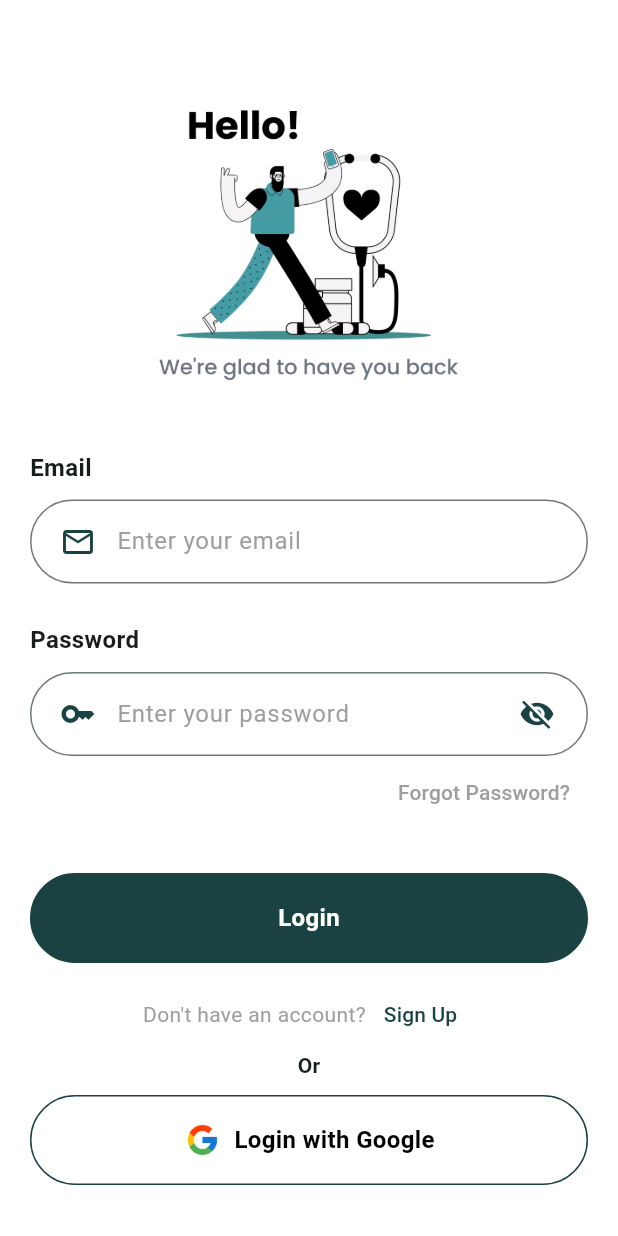
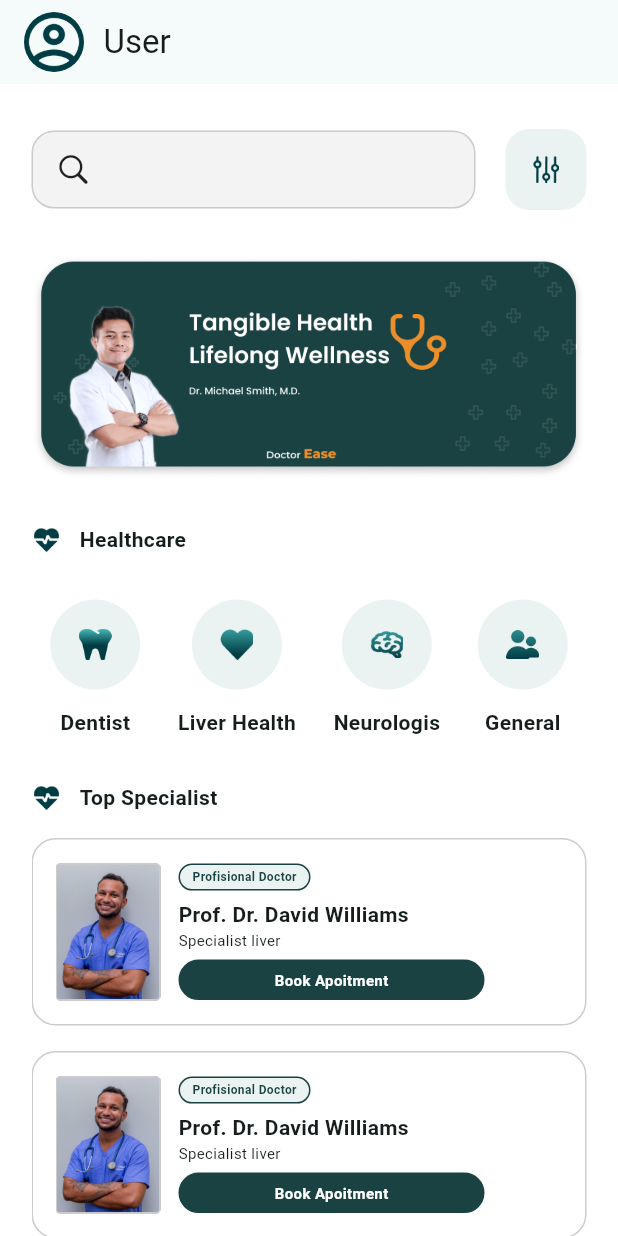
Before and after one commit to Veloxium/doctor_ease, a Flutter app: the screen it shows after launch, on a phone screen of 412 x 824 dp. Run offline on Flutter 3.47's test engine with Material 3 defaults, Android fonts, the light colour scheme and no system bars; our stand-ins replace get.

Commit message:
feat: homepage

```diff
--- a/lib/components/button/cbutton.dart
+++ b/lib/components/button/cbutton.dart
@@ -7,8 +7,11 @@ class CustomButton extends StatelessWidget {
       required this.label,
       this.onPressed,
       this.background,
+      this.fontsize = 16.0,
       this.textColor,
       this.borderColor,
+      this.width = double.infinity,
+      this.height = 60.0,
       this.iconImage});
   final String label;
   final VoidCallback? onPressed;
@@ -16,6 +19,10 @@ class CustomButton extends StatelessWidget {
   final Color? textColor;
   final Color? borderColor;
   final String? iconImage;
+  final double height;
+  final double fontsize;
+
+  final double width;
 
   @override
   Widget build(BuildContext context) {
@@ -23,8 +30,8 @@ class CustomButton extends StatelessWidget {
       onTap: onPressed,
       child: Container(
         alignment: Alignment.center,
-        width: double.infinity,
-        height: 60.0,
+        width: width,
+        height: height,
         decoration: BoxDecoration(
           color: background ?? CColors.primary,
           borderRadius: BorderRadius.circular(30.0),
@@ -50,7 +57,7 @@ class CustomButton extends StatelessWidget {
               label,
               style: TextStyle(
                 color: textColor ?? Colors.white,
-                fontSize: 16.0,
+                fontSize: fontsize,
                 fontWeight: FontWeight.bold,
               ),
             ),
--- /dev/null
+++ b/lib/components/card/ccard.dart
@@ -0,0 +1,69 @@
+import 'package:doctor_ease/color/ccolor.dart';
+import 'package:doctor_ease/components/button/cbutton.dart';
+import 'package:flutter/material.dart';
+
+class CustomCard extends StatelessWidget {
+  const CustomCard({super.key});
+
+  @override
+  Widget build(BuildContext context) {
+    return Container(
+      width: double.infinity,
+      decoration: BoxDecoration(
+          border: Border.all(color: const Color(0xffCDCCCD)),
+          borderRadius: BorderRadius.circular(16)),
+      child: Padding(
+        padding: const EdgeInsets.all(15),
+        child: Row(
+          children: [
+            Column(
+              children: [
+                Image.asset(
+                  'assets/img-1.png',
+                  width: 70,
+                  height: 93,
+                ),
+              ],
+            ),
+            const SizedBox(
+              width: 12,
+            ),
+            const Column(
+              crossAxisAlignment: CrossAxisAlignment.start,
+              children: [
+                CustomButton(
+                  fontsize: 8,
+                  textColor: CColors.primary,
+                  background: Color(0xffEAF3F2),
+                  label: 'Profisional Doctor',
+                  width: 88,
+                  height: 18,
+                ),
+                SizedBox(
+                  height: 6,
+                ),
+                Text(
+                  'Prof. Dr. David Williams',
+                  style: TextStyle(fontWeight: FontWeight.bold),
+                ),
+                Text(
+                  'Specialist liver',
+                  style: TextStyle(fontSize: 10),
+                ),
+                SizedBox(
+                  height: 6,
+                ),
+                CustomButton(
+                  fontsize: 10,
+                  label: 'Book Apoitment',
+                  width: 204,
+                  height: 27,
+                )
+              ],
+            )
+          ],
+        ),
+      ),
+    );
+  }
+}
--- /dev/null
+++ b/lib/features/home/screen/home.dart
@@ -0,0 +1,158 @@
+import 'package:doctor_ease/components/card/ccard.dart';
+import 'package:doctor_ease/components/form/cform.dart';
+import 'package:flutter/cupertino.dart';
+import 'package:flutter/material.dart';
+import 'package:flutter/widgets.dart';
+
+class HomeScreen extends StatelessWidget {
+  const HomeScreen({super.key});
+
+  @override
+  Widget build(BuildContext context) {
+    return Scaffold(
+      backgroundColor: const Color(0xffffffff),
+      appBar: AppBar(
+        title: const Row(
+          children: [
+            CircleAvatar(
+                backgroundColor: Colors.transparent,
+                backgroundImage: AssetImage('assets/rounded-user.png')),
+            SizedBox(
+              width: 13,
+            ),
+            Text('User')
+          ],
+        ),
+      ),
+      body: Padding(
+        padding: const EdgeInsets.symmetric(horizontal: 21),
+        child: Column(
+          children: [
+            const SizedBox(
+              height: 30,
+            ),
+            Row(
+              children: [
+                Expanded(
+                    child: TextFormField(
+                  decoration: const InputDecoration(
+                      fillColor: Color(0xffF3F3F3),
+                      filled: true,
+                      label: Icon(CupertinoIcons.search),
+                      floatingLabelBehavior: FloatingLabelBehavior.never,
+                      contentPadding:
+                          EdgeInsets.symmetric(vertical: 14, horizontal: 12),
+                      enabledBorder: OutlineInputBorder(
+                          borderSide: BorderSide(color: Color(0xffCDCCCD)),
+                          borderRadius: BorderRadius.all(Radius.circular(15))),
+                      border: OutlineInputBorder(
+                          borderRadius: BorderRadius.all(Radius.circular(15)))),
+                )),
+                const SizedBox(
+                  width: 20,
+                ),
+                Container(
+                  padding:
+                      const EdgeInsets.symmetric(horizontal: 18, vertical: 18),
+                  alignment: Alignment.center,
+                  decoration: BoxDecoration(
+                      color: const Color(0xffEAF3F2),
+                      borderRadius: BorderRadius.circular(16)),
+                  child: Image.asset(
+                    'assets/fillter.png',
+                    height: 18,
+                    width: 18,
+                  ),
+                )
+              ],
+            ),
+            const SizedBox(
+              height: 30,
+            ),
+            Image.asset('assets/banner.png'),
+            const SizedBox(
+              height: 30,
+            ),
+            _buildTitle('Healthcare'),
+            const SizedBox(
+              height: 30,
+            ),
+            Row(
+              mainAxisAlignment: MainAxisAlignment.spaceAround,
+              children: [
+                _buildItem('assets/tooth.png', 'Dentist'),
+                _buildItem('assets/love.png', 'Liver Health'),
+                _buildItem('assets/brain.png', 'Neurologis'),
+                _buildItem('assets/user.png', 'General'),
+              ],
+            ),
+            const SizedBox(
+              height: 30,
+            ),
+            _buildTitle('Top Specialist'),
+            const SizedBox(
+              height: 17,
+            ),
+            const Expanded(
+                child: SingleChildScrollView(
+              child: Column(
+                children: [
+                  CustomCard(),
+                  SizedBox(
+                    height: 17,
+                  ),
+                  CustomCard(),
+                  SizedBox(
+                    height: 17,
+                  ),
+                ],
+              ),
+            ))
+          ],
+        ),
+      ),
+    );
+  }
+}
+
+Widget _buildItem(String img, String title) {
+  return Column(
+    children: [
+      CircleAvatar(
+        backgroundColor: const Color(0xffEAF3F2),
+        radius: 30,
+        child: Image.asset(
+          img,
+          height: 22,
+          width: 22,
+        ),
+      ),
+      const SizedBox(
+        height: 12,
+      ),
+      Text(
+        title,
+        style: const TextStyle(fontWeight: FontWeight.bold),
+      )
+    ],
+  );
+}
+
+Widget _buildTitle(String title) {
+  return Row(
+    children: [
+      Image.asset(
+        'assets/healthcare.png',
+        height: 20,
+        width: 20,
+      ),
+      const SizedBox(
+        width: 12,
+      ),
+      Text(
+        title,
+        style: const TextStyle(fontWeight: FontWeight.bold),
+      )
+    ],
+  );
+}
--- a/lib/main.dart
+++ b/lib/main.dart
@@ -1,4 +1,5 @@
 import 'package:doctor_ease/color/ccolor.dart';
+import 'package:doctor_ease/features/home/screen/home.dart';
 import 'package:doctor_ease/features/splash/screen/splash.dart';
 import 'package:flutter/material.dart';
 import 'package:get/get.dart';
@@ -20,7 +21,7 @@
         colorScheme: ColorScheme.fromSeed(seedColor: CColors.primary),
         useMaterial3: true,
       ),
-      home: const SplashScreen(),
+      home: const HomeScreen(),
     );
   }
 }
```
Also changed, not shown: assets/banner.png (added), assets/brain.png (added), assets/fillter.png (added), assets/healthcare.png (added), assets/img-1.png (added), assets/love.png (added), assets/rounded-user.png (added), assets/tooth.png (added), assets/user.png (added).
